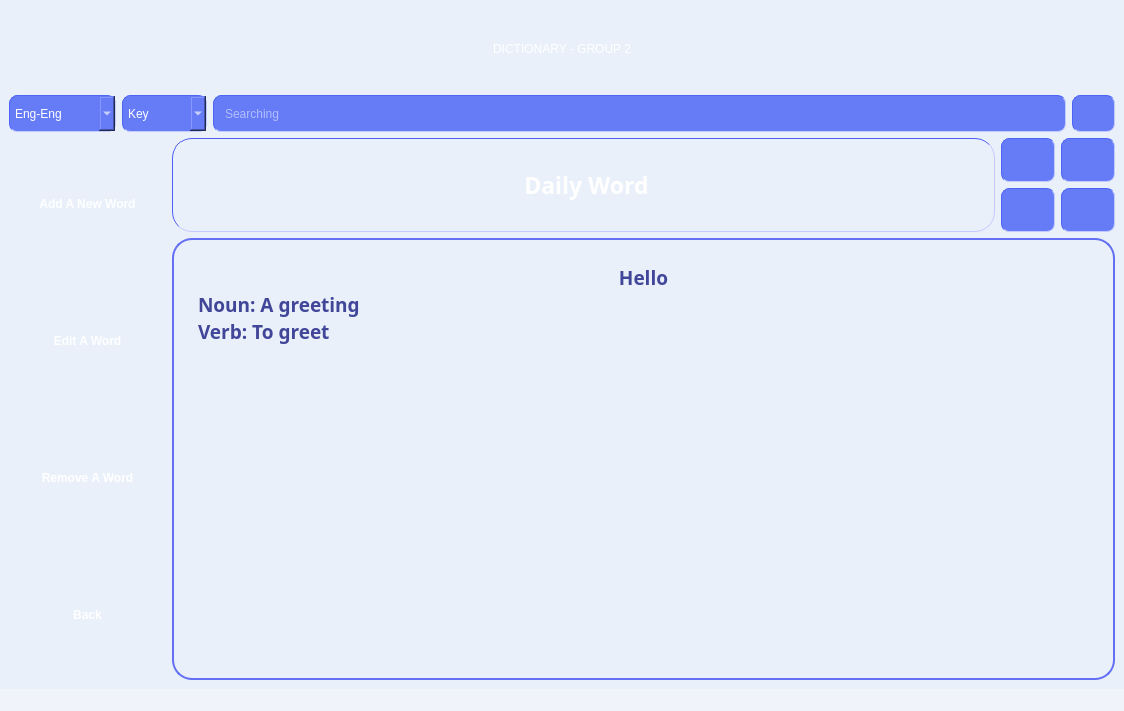
This is editscreen.ui in OHonSam/CS163_Group2_Dictionary as Qt 5 draws it before an edit. The edited form follows.
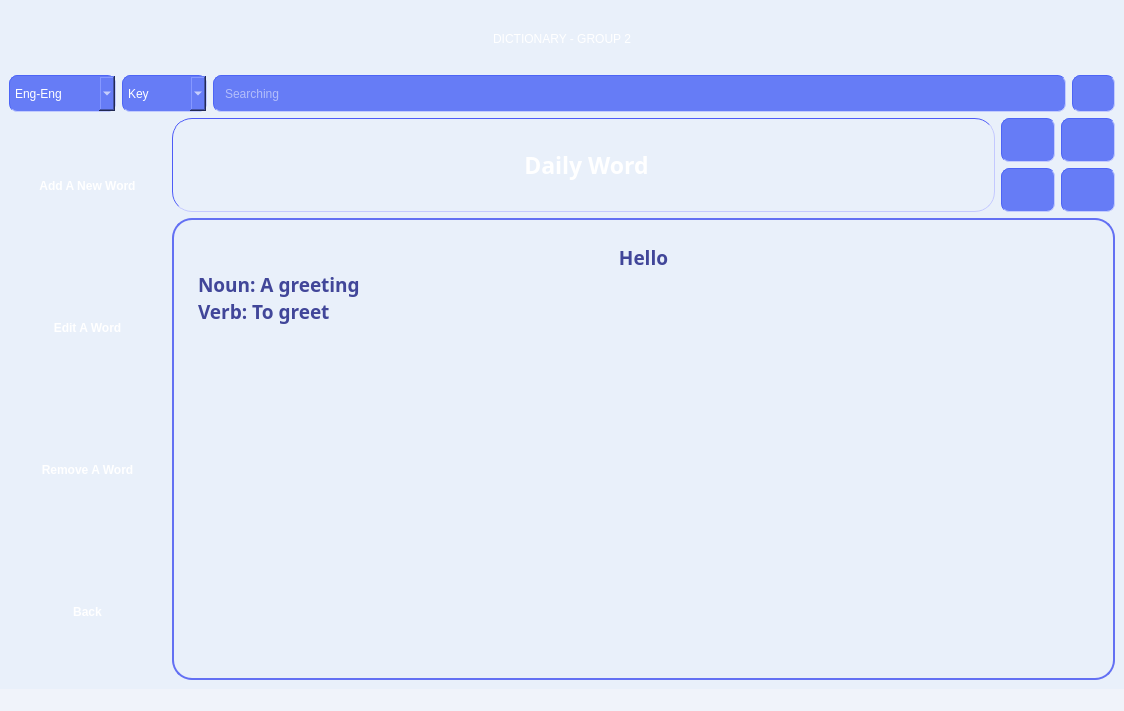
This is the edited form. Icons and pictures are not drawn.

```diff
--- a/editscreen.ui
+++ b/editscreen.ui
@@ -221,7 +221,7 @@
       <item row="0" column="0">
        <widget class="QPushButton" name="pushButton_4">
         <property name="styleSheet">
-         <string notr="true">padding: 30px;
+         <string notr="true">padding: 20px;
 border-radius: 20px;
   min-height: 20px;
   min-width: 20px;
```
